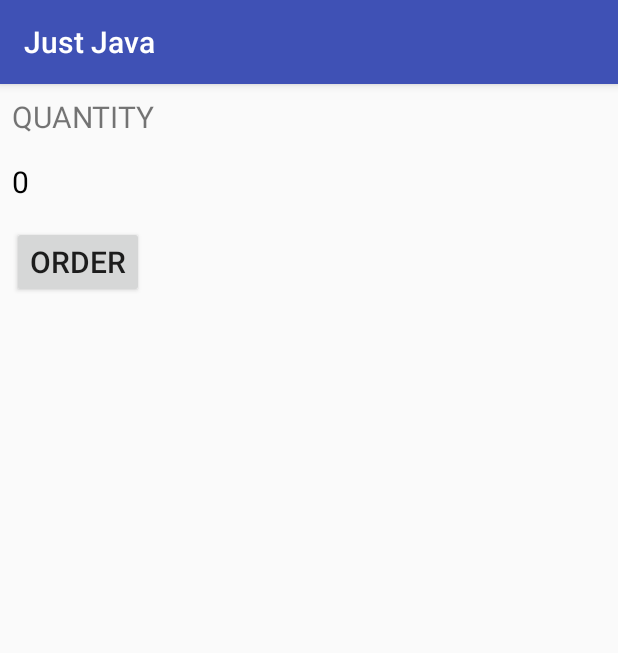
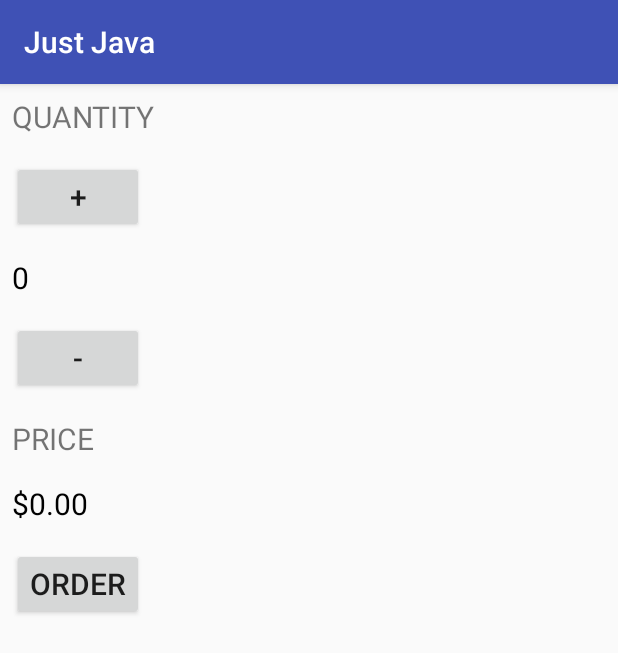
Before and after one commit to ArleyCH/Just-Java, an Android app: the screen it shows after launch (MainActivity), on a phone screen of 412 x 824 dp. Shown: the top 653 px of the screen. Run offline under Robolectric (Android 15) with nearby library versions, the phone set to English and light mode, and no system bars.

Commit message:
First functional app

```diff
--- a/app/src/main/java/com/example/user/justjava/MainActivity.java
+++ b/app/src/main/java/com/example/user/justjava/MainActivity.java
@@ -2,12 +2,58 @@ package com.example.user.justjava;
 
 import android.support.v7.app.AppCompatActivity;
 import android.os.Bundle;
+import android.view.View;
+import android.widget.TextView;
+import java.text.NumberFormat;
 
 public class MainActivity extends AppCompatActivity {
+
+    TextView quantityTextView;
+    TextView priceTextView;
 
     @Override
     protected void onCreate(Bundle savedInstanceState) {
         super.onCreate(savedInstanceState);
         setContentView(R.layout.activity_main);
+
+        quantityTextView = (TextView) findViewById(R.id.quantity_text_view);
+        priceTextView = (TextView) findViewById(R.id.price_text_view);
+
+        display(0);
+        displayPrice(0);
+    }
+
+    /**
+     * This method is called when the order button is clicked.
+     */
+    public void submitOrder(View view) {
+        int price = Integer.parseInt(quantityTextView.getText().toString());
+        displayPrice(price*5);
+    }
+    /**
+     * This method increases the quantity by 1.
+     */
+    public void increment(View view) {
+        int newIncrement = Integer.parseInt(quantityTextView.getText().toString());
+        display(newIncrement+1);
+    }
+    /**
+     * This method decreases the quantity by 1.
+     */
+    public void decrement(View view) {
+        int newDecrement = Integer.parseInt(quantityTextView.getText().toString());
+        display(newDecrement-1);
+    }
+    /**
+     * This method displays the given quantity value on the screen.
+     */
+    private void display(int number) {
+        quantityTextView.setText("" + number);
+    }
+    /**
+     * This method displays the given price on the screen.
+     */
+    private void displayPrice(int number) {
+        priceTextView.setText(NumberFormat.getCurrencyInstance().format(number));
     }
 }
--- a/app/src/main/res/layout/activity_main.xml
+++ b/app/src/main/res/layout/activity_main.xml
@@ -11,6 +11,13 @@
         android:text="QUANTITY"
         android:textSize="20sp"
         android:layout_margin="8dp"/>
+    <Button
+        android:layout_width="wrap_content"
+        android:layout_height="wrap_content"
+        android:text="+"
+        android:textSize="20sp"
+        android:layout_margin="8dp"
+        android:onClick="increment"/>
     <TextView
         android:id="@+id/quantity_text_view"
         android:layout_width="wrap_content"
@@ -22,7 +29,29 @@
     <Button
         android:layout_width="wrap_content"
         android:layout_height="wrap_content"
+        android:text="-"
+        android:textSize="20sp"
+        android:layout_margin="8dp"
+        android:onClick="decrement"/>
+    <TextView
+        android:layout_width="wrap_content"
+        android:layout_height="wrap_content"
+        android:text="PRICE"
+        android:textSize="20sp"
+        android:layout_margin="8dp"/>
+    <TextView
+        android:id="@+id/price_text_view"
+        android:layout_width="wrap_content"
+        android:layout_height="wrap_content"
+        android:text="$0"
+        android:textSize="20sp"
+        android:layout_margin="8dp"
+        android:textColor="#000000"/>
+    <Button
+        android:layout_width="wrap_content"
+        android:layout_height="wrap_content"
         android:text="Order"
         android:textSize="20sp"
-        android:layout_margin="8dp"/>
+        android:layout_margin="8dp"
+        android:onClick="submitOrder"/>
 </LinearLayout>
```
